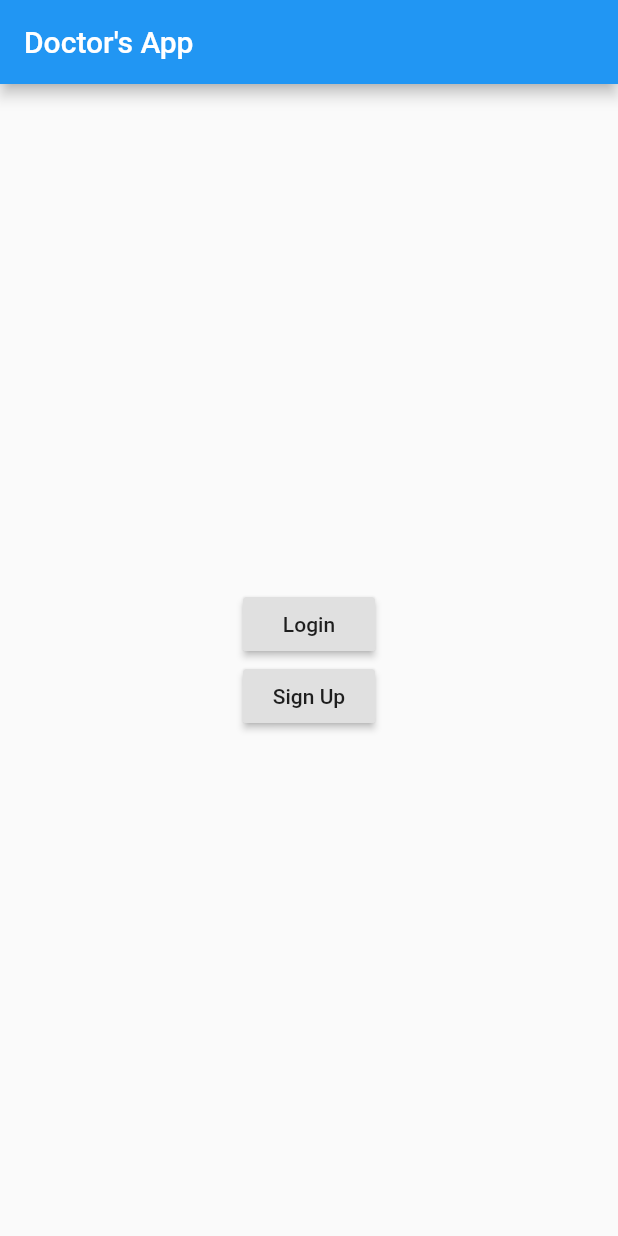
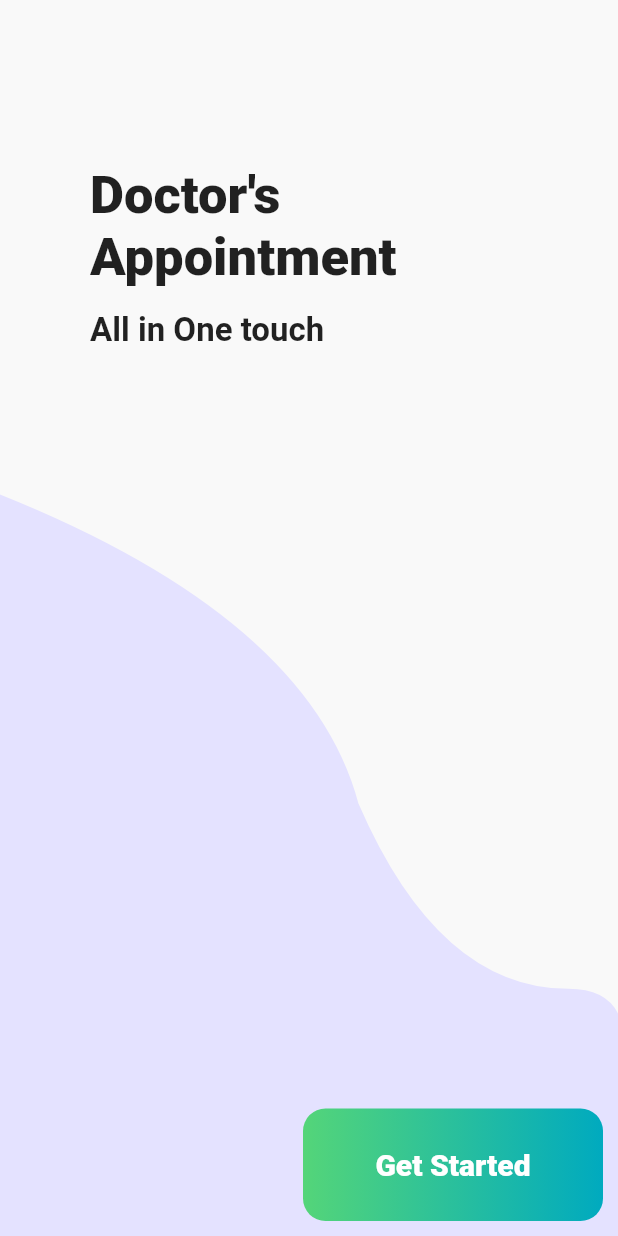
Before and after one commit to NazmuMasood/Doctors_app, a Flutter app: the screen it shows after launch, on a phone screen of 412 x 824 dp. Run offline on Flutter 3.47's test engine with Material 2 defaults, Android fonts, the phone set to English and light mode, and no system bars; our stand-ins replace firebase_auth; accounts and stored records are empty; Roboto replaces fonts that are missing (avenir).

Commit message:
Add files via upload

```diff
--- /dev/null
+++ b/lib/colorScheme.dart
@@ -0,0 +1,11 @@
+import 'package:flutter/material.dart';
+
+final Color bgColor = Color(0xffF9F9F9);
+final Color path1Color = Color(0xffE4E2FF);
+final Color getStartedColorStart = Color(0xff54D579);
+final Color getStartedColorEnd = Color(0xff00AABF);
+final Color path2Color = Color(0xffcef4e8);
+final Color docBgColor = Color(0xffE9B5FF);
+final Color docContentBgColor = Color(0xffECF0F5);
+final Color dateBgColor = Color(0xffD5E0FA);
+final Color dateColor = Color(0xff3479C0);
--- a/lib/main.dart
+++ b/lib/main.dart
@@ -1,5 +1,8 @@
-import 'package:doctors_app/screens/auth/login.dart';
+import 'package:doctors_app/screens/login.dart';
+import 'package:doctors_app/screens/welcome.dart';
 import 'package:flutter/material.dart';
+import 'package:doctors_app/screens/welcome.dart';
+import 'package:doctors_app/screens/SignupPage.dart';
 
 void main() {
   runApp(MyApp());
@@ -12,12 +15,15 @@ class MyApp extends StatelessWidget {
     return MaterialApp(
       initialRoute: '/',
       routes: {
-        '/': (context) => MainPage(),
+        '/': (context) => Welcomepage(),
         '/login': (context) => LoginPage(),
+        '/Signup': (context)=> SignupPage(),
+
       },
       debugShowCheckedModeBanner: false,
       title: 'Doctors App',
       theme: ThemeData(
+        fontFamily: 'avenir',
         primarySwatch: Colors.blue,
         visualDensity: VisualDensity.adaptivePlatformDensity,
       ),
@@ -26,7 +32,7 @@ class MyApp extends StatelessWidget {
   }
 }
 
-class MainPage extends StatefulWidget {
+/*class MainPage extends StatefulWidget {
   @override
   _MainPageState createState() => _MainPageState();
 }
@@ -67,3 +73,4 @@ class _MainPageState extends State<MainPage> {
     );
   }
 }
+*/
--- /dev/null
+++ b/lib/screens/welcome.dart
@@ -0,0 +1,115 @@
+import 'login.dart';
+import 'package:flutter/material.dart';
+import '../colorScheme.dart';
+
+class Welcomepage extends StatefulWidget {
+  @override
+  _WelcomepageState createState() => _WelcomepageState();
+}
+class _WelcomepageState extends State<Welcomepage> {
+  @override
+  Widget build(BuildContext context) {
+    return Scaffold(
+      backgroundColor: bgColor,
+      body: Column(
+        children: <Widget>[
+          Stack(
+            children: <Widget>[
+              Container(
+                height: MediaQuery.of(context).size.height,
+                width: MediaQuery.of(context).size.width,
+                child: CustomPaint(
+                  painter: pathPainter(),
+                ),
+              ),
+              Container(
+                padding: EdgeInsets.all(60),
+                margin: EdgeInsets.only(top: 50),
+                child: Column(
+                  crossAxisAlignment: CrossAxisAlignment.start,
+                  children: <Widget>[
+                    Text("Doctor's Appointment", style: TextStyle(
+                      fontSize: 35,
+                      fontWeight: FontWeight.w900,
+                    ),),
+                    Text("All in One touch", style: TextStyle(
+                      height: 2,
+                      fontSize: 22,
+
+                      fontWeight: FontWeight.w700,
+                    ),)
+                  ],
+                ),
+              ),
+              Positioned(
+                bottom: MediaQuery.of(context).size.height*0.4,
+                child: Container(
+                  width: MediaQuery.of(context).size.width,
+                  child: Center(
+
+                  )
+                ),
+              ),
+              Positioned(
+                bottom: 10,
+                right: 10,
+                child: InkWell(
+                  child: Container(
+                    height: 75,
+                    width: 200,
+                    decoration: BoxDecoration(
+                      gradient: LinearGradient(
+                        stops: [0,1],
+                        colors: [getStartedColorStart,getStartedColorEnd],
+                      ),
+                      borderRadius: BorderRadius.circular(15)
+
+                    ),
+                    child: Center(
+                      child: Text(
+                        "Get Started", style: TextStyle(
+                        color: Colors.white,
+                        fontSize: 20,
+                        fontWeight: FontWeight.w800,
+                      ),
+                      ),
+                    ),
+                  ),
+                  onTap: openHomePage,
+                ),
+              )
+            ],
+          )
+        ],
+      ),
+    );
+  }
+  void openHomePage()
+  {
+    Navigator.pushNamed(context, '/login');
+  }
+}
+class pathPainter extends CustomPainter{
+  @override
+  void paint(Canvas canvas, Size size) {
+    var paint = Paint();
+    paint.color = path1Color;
+    paint.style = PaintingStyle.fill;
+    var path = Path();
+    path.moveTo(0, size.height*0.4);
+    path.quadraticBezierTo(size.width*0.5, size.height*0.50, size.width*0.58, size.height*0.65);
+    path.quadraticBezierTo(size.width*0.71, size.height*0.8, size.width*0.92, size.height*0.8);
+    path.quadraticBezierTo(size.width*0.98, size.height*0.8, size.width, size.height*0.82);
+    path.lineTo(size.width, size.height);
+    path.lineTo(0, size.height);
+    path.close();
+    canvas.drawPath(path, paint);
+  }
+
+  @override
+  bool shouldRepaint(CustomPainter oldDelegate) {
+    // TODO: implement shouldRepaint
+    return true;
+  }
+
+}
```
Also changed, not shown: lib/screens/SignupPage.dart (added, +209 -0 lines), lib/screens/home.dart (added, +47 -0 lines), lib/screens/login.dart (added, +175 -0 lines), lib/widgets/curve_clipper.dart (added, +33 -0 lines), lib/widgets/profile_clipper.dart (added, +25 -0 lines).
